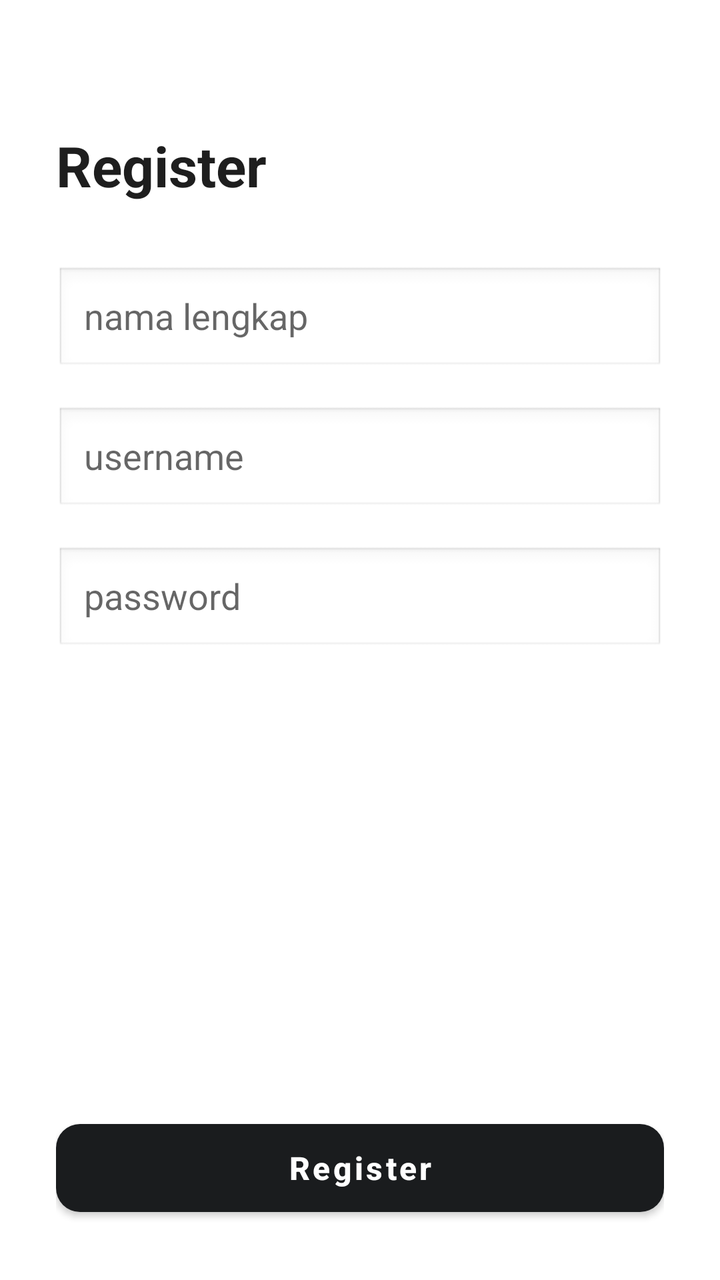
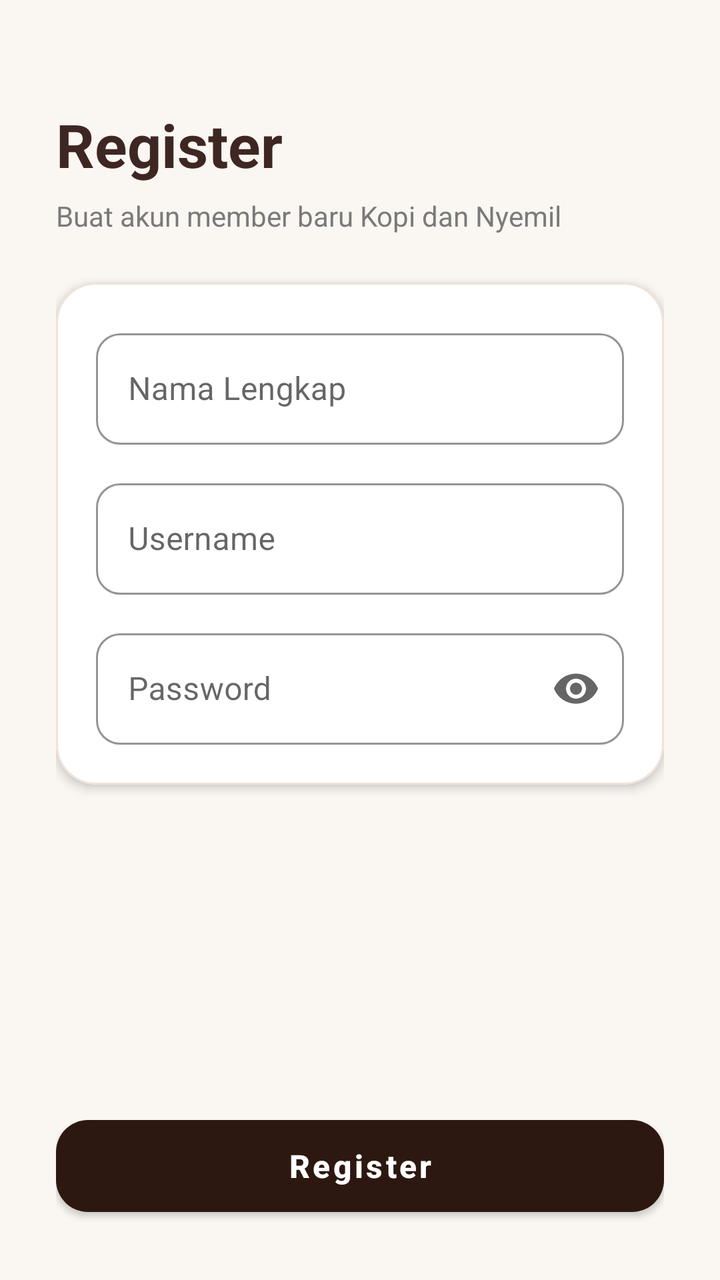

Screens rendered from an Android XML layout before and after an edit, with the pre-edit source and the edit as a unified diff.
<!-- AndroidManifest.xml: application theme Theme.MaterialComponents.DayNight.NoActionBar -->
<!-- res/layout/activity_register.xml -->
<?xml version="1.0" encoding="utf-8"?>
<LinearLayout xmlns:android="http://schemas.android.com/apk/res/android"
    xmlns:app="http://schemas.android.com/apk/res-auto"
    android:layout_width="match_parent"
    android:layout_height="match_parent"
    android:background="@color/white"
    android:orientation="vertical"
    android:padding="28dp">

    <TextView
        android:layout_width="wrap_content"
        android:layout_height="wrap_content"
        android:layout_marginTop="36dp"
        android:layout_marginBottom="32dp"
        android:text="Register"
        android:textColor="@color/text_primary"
        android:textSize="28sp"
        android:textStyle="bold" />

    <EditText
        android:id="@+id/etRegNamaLengkap"
        android:layout_width="match_parent"
        android:layout_height="54dp"
        android:layout_marginBottom="16dp"
        android:background="@android:drawable/edit_text"
        android:hint="nama lengkap"
        android:inputType="textPersonName"
        android:paddingHorizontal="14dp" />

    <EditText
        android:id="@+id/etRegUsername"
        android:layout_width="match_parent"
        android:layout_height="54dp"
        android:layout_marginBottom="16dp"
        android:background="@android:drawable/edit_text"
        android:hint="username"
        android:inputType="textPersonName"
        android:paddingHorizontal="14dp" />

    <EditText
        android:id="@+id/etRegPassword"
        android:layout_width="match_parent"
        android:layout_height="54dp"
        android:background="@android:drawable/edit_text"
        android:hint="password"
        android:inputType="textPassword"
        android:paddingHorizontal="14dp" />

    <Space
        android:layout_width="match_parent"
        android:layout_height="0dp"
        android:layout_weight="1" />

    <com.google.android.material.button.MaterialButton
        android:id="@+id/btnSubmitRegister"
        android:layout_width="match_parent"
        android:layout_height="56dp"
        android:text="Register"
        android:textAllCaps="false"
        android:textColor="@color/white"
        android:textSize="16sp"
        android:textStyle="bold"
        app:backgroundTint="@color/dark_button"
        app:cornerRadius="12dp" />

</LinearLayout>
<!-- resources referenced by this layout -->
<resources>
  <color name="dark_button">#FF1A1C1E</color>
  <color name="text_primary">#FF1E1E1E</color>
  <color name="white">#FFFFFFFF</color>
</resources>

<!-- the commit's change to res/layout/activity_register.xml (unified diff, before → after) -->
@@ -3,48 +3,102 @@
     xmlns:app="http://schemas.android.com/apk/res-auto"
     android:layout_width="match_parent"
     android:layout_height="match_parent"
-    android:background="@color/white"
+    android:background="@color/bg_soft"
     android:orientation="vertical"
     android:padding="28dp">
 
     <TextView
         android:layout_width="wrap_content"
         android:layout_height="wrap_content"
-        android:layout_marginTop="36dp"
-        android:layout_marginBottom="32dp"
+        android:layout_marginTop="24dp"
         android:text="Register"
-        android:textColor="@color/text_primary"
-        android:textSize="28sp"
+        android:textColor="@color/coffee_dark"
+        android:textSize="30sp"
         android:textStyle="bold" />
 
-    <EditText
-        android:id="@+id/etRegNamaLengkap"
+    <TextView
+        android:layout_width="wrap_content"
+        android:layout_height="wrap_content"
+        android:layout_marginTop="6dp"
+        android:layout_marginBottom="24dp"
+        android:text="Buat akun member baru Kopi dan Nyemil"
+        android:textColor="@color/text_secondary"
+        android:textSize="14sp" />
+
+    <com.google.android.material.card.MaterialCardView
         android:layout_width="match_parent"
-        android:layout_height="54dp"
-        android:layout_marginBottom="16dp"
-        android:background="@android:drawable/edit_text"
-        android:hint="nama lengkap"
-        android:inputType="textPersonName"
-        android:paddingHorizontal="14dp" />
+        android:layout_height="wrap_content"
+        app:cardBackgroundColor="@color/white"
+        app:cardCornerRadius="20dp"
+        app:cardElevation="3dp"
+        app:strokeColor="@color/card_stroke"
+        app:strokeWidth="1dp">
 
-    <EditText
-        android:id="@+id/etRegUsername"
-        android:layout_width="match_parent"
-        android:layout_height="54dp"
-        android:layout_marginBottom="16dp"
-        android:background="@android:drawable/edit_text"
-        android:hint="username"
-        android:inputType="textPersonName"
-        android:paddingHorizontal="14dp" />
+        <LinearLayout
+            android:layout_width="match_parent"
+            android:layout_height="wrap_content"
+            android:orientation="vertical"
+            android:padding="20dp">
 
-    <EditText
-        android:id="@+id/etRegPassword"
-        android:layout_width="match_parent"
-        android:layout_height="54dp"
-        android:background="@android:drawable/edit_text"
-        android:hint="password"
-        android:inputType="textPassword"
-        android:paddingHorizontal="14dp" />
+            <com.google.android.material.textfield.TextInputLayout
+                style="@style/Widget.MaterialComponents.TextInputLayout.OutlinedBox"
+                android:layout_width="match_parent"
+                android:layout_height="wrap_content"
+                android:layout_marginBottom="14dp"
+                android:hint="Nama Lengkap"
+                app:boxCornerRadiusBottomEnd="12dp"
+                app:boxCornerRadiusBottomStart="12dp"
+                app:boxCornerRadiusTopEnd="12dp"
+                app:boxCornerRadiusTopStart="12dp"
+                app:boxStrokeColor="@color/coffee_primary">
+
+                <com.google.android.material.textfield.TextInputEditText
+                    android:id="@+id/etRegNamaLengkap"
+                    android:layout_width="match_parent"
+                    android:layout_height="wrap_content"
+                    android:inputType="textPersonName" />
+            </com.google.android.material.textfield.TextInputLayout>
+
+            <com.google.android.material.textfield.TextInputLayout
+                style="@style/Widget.MaterialComponents.TextInputLayout.OutlinedBox"
+                android:layout_width="match_parent"
+                android:layout_height="wrap_content"
+                android:layout_marginBottom="14dp"
+                android:hint="Username"
+                app:boxCornerRadiusBottomEnd="12dp"
+                app:boxCornerRadiusBottomStart="12dp"
+                app:boxCornerRadiusTopEnd="12dp"
+                app:boxCornerRadiusTopStart="12dp"
+                app:boxStrokeColor="@color/coffee_primary">
+
+                <com.google.android.material.textfield.TextInputEditText
+                    android:id="@+id/etRegUsername"
+                    android:layout_width="match_parent"
+                    android:layout_height="wrap_content"
+                    android:inputType="textPersonName" />
+            </com.google.android.material.textfield.TextInputLayout>
+
+            <com.google.android.material.textfield.TextInputLayout
+                style="@style/Widget.MaterialComponents.TextInputLayout.OutlinedBox"
+                android:layout_width="match_parent"
+                android:layout_height="wrap_content"
+                android:hint="Password"
+                app:boxCornerRadiusBottomEnd="12dp"
+                app:boxCornerRadiusBottomStart="12dp"
+                app:boxCornerRadiusTopEnd="12dp"
+                app:boxCornerRadiusTopStart="12dp"
+                app:boxStrokeColor="@color/coffee_primary"
+                app:endIconMode="password_toggle">
+
+                <com.google.android.material.textfield.TextInputEditText
+                    android:id="@+id/etRegPassword"
+                    android:layout_width="match_parent"
+                    android:layout_height="wrap_content"
+                    android:inputType="textPassword" />
+            </com.google.android.material.textfield.TextInputLayout>
+
+        </LinearLayout>
+    </com.google.android.material.card.MaterialCardView>
 
     <Space
         android:layout_width="match_parent"
@@ -54,13 +108,13 @@
     <com.google.android.material.button.MaterialButton
         android:id="@+id/btnSubmitRegister"
         android:layout_width="match_parent"
-        android:layout_height="56dp"
+        android:layout_height="58dp"
         android:text="Register"
         android:textAllCaps="false"
         android:textColor="@color/white"
         android:textSize="16sp"
         android:textStyle="bold"
         app:backgroundTint="@color/dark_button"
-        app:cornerRadius="12dp" />
+        app:cornerRadius="16dp" />
 
 </LinearLayout>
<!-- resource entries referenced after the edit -->
@@ -1,7 +1,11 @@
 <!-- resources referenced by this layout -->
 <resources>
-  <color name="dark_button">#FF1A1C1E</color>
-  <color name="text_primary">#FF1E1E1E</color>
+  <color name="bg_soft">#FFFAF6F2</color>
+  <color name="card_stroke">#FFEFE3D8</color>
+  <color name="coffee_dark">#FF3E2723</color>
+  <color name="coffee_primary">#FFC67C4E</color>
+  <color name="dark_button">#FF2C1810</color>
+  <color name="text_secondary">#FF7A7A7A</color>
   <color name="white">#FFFFFFFF</color>
 </resources>
 
